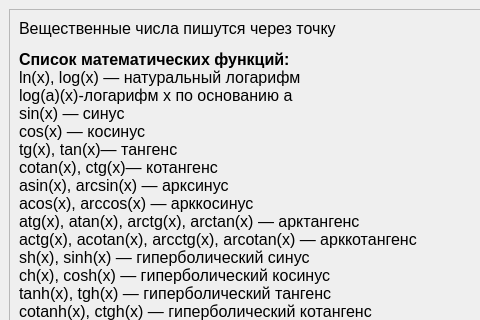
First picture: the form in Ref.ui, repository Helsing02/Graph-Builder, before the edit; both pictures show x 0 to 480 and y 0 to 320 of the 800 by 600 pixel window.
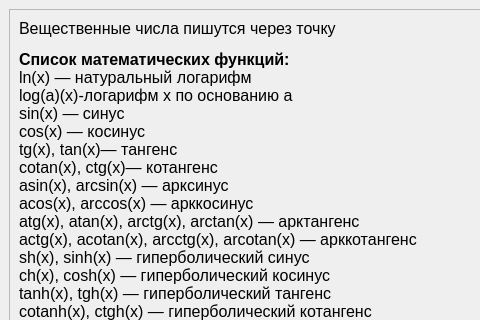
Second picture: the form after the edit.

The edit to the form file:
```diff
--- a/Ref.ui
+++ b/Ref.ui
@@ -39,8 +39,8 @@
         <rect>
          <x>0</x>
          <y>0</y>
-         <width>763</width>
-         <height>638</height>
+         <width>759</width>
+         <height>770</height>
         </rect>
        </property>
        <layout class="QGridLayout" name="gridLayout_2">
@@ -55,7 +55,7 @@
 li.checked::marker { content: &quot;\2612&quot;; }
 &lt;/style&gt;&lt;/head&gt;&lt;body style=&quot; font-family:'Segoe UI'; font-size:9pt; font-weight:400; font-style:normal;&quot;&gt;
 &lt;p style=&quot; margin-top:12px; margin-bottom:12px; margin-left:0px; margin-right:0px; -qt-block-indent:0; text-indent:0px;&quot;&gt;&lt;span style=&quot; font-family:'Times New Roman','serif'; font-size:12pt; vertical-align:bottom;&quot;&gt;Вещественные числа пишутся через точку&lt;/span&gt;&lt;/p&gt;
-&lt;p style=&quot; margin-top:12px; margin-bottom:12px; margin-left:0px; margin-right:0px; -qt-block-indent:0; text-indent:0px;&quot;&gt;&lt;span style=&quot; font-family:'Times New Roman','serif'; font-size:12pt; font-weight:700; vertical-align:bottom;&quot;&gt;Список математических функций:&lt;/span&gt;&lt;span style=&quot; font-family:'Times New Roman','serif'; font-size:12pt; vertical-align:bottom;&quot;&gt;&lt;br /&gt;ln(x), log(x) — натуральный логарифм&lt;br /&gt;log(a)(x)-логарифм x по основанию a&lt;br /&gt;sin(x) — синус&lt;br /&gt;cos(x) — косинус&lt;br /&gt;tg(x), tan(x)— тангенс&lt;br /&gt;cotan(x), ctg(x)— котангенс&lt;br /&gt;asin(x), arcsin(x) — арксинус&lt;br /&gt;acos(x), arccos(x) — арккосинус&lt;br /&gt;atg(x), atan(x), arctg(x), arctan(x) — арктангенс&lt;br /&gt;actg(x), acotan(x), arcctg(x), arcotan(x) — арккотангенс&lt;br /&gt;sh(x), sinh(x) — гиперболический синус&lt;br /&gt;ch(x), cosh(x) — гиперболический косинус&lt;br /&gt;tanh(x), tgh(x) — гиперболический тангенс&lt;br /&gt;cotanh(x), ctgh(x) — гиперболический котангенс&lt;br /&gt;asinh(x), arcsinh(x) — обратный гиперболический синус&lt;br /&gt;acosh(x), arccosh(x) — обратный гиперболический косинус&lt;br /&gt;atanh(x), arctanh(x), atgh(x), arctgh(x) — обратный гиперболический тангенс&lt;br /&gt;acotanh(x), arccotanh(x), actgh(x), arcctgh(x) — обратный гиперболический котангенс&lt;br /&gt;exp(x), e^ — экспонента в степени x&lt;br /&gt;abs(x)— модуль x&lt;br /&gt;grad(x)— перевод из градусов в радианы x&lt;br /&gt;sgn(x)—кусочно-постоянная функция действительного аргумента x&lt;br /&gt;x^a— x в степени a&lt;br /&gt;root(x, a)— корень a-ой степени из x (если x&amp;lt;0, то a должно быть целым)&lt;br /&gt;&lt;/span&gt;&lt;span style=&quot; font-family:'Times New Roman','serif'; font-size:12pt; font-weight:700; vertical-align:bottom;&quot;&gt;Константы: &lt;/span&gt;&lt;span style=&quot; font-family:'Times New Roman','serif'; font-size:12pt; vertical-align:bottom;&quot;&gt;&lt;br /&gt;pi число пи &lt;br /&gt;e число e &lt;br /&gt;&lt;/span&gt;&lt;span style=&quot; font-family:'Times New Roman','serif'; font-size:12pt; font-weight:700; vertical-align:bottom;&quot;&gt;Список операций:&lt;/span&gt;&lt;span style=&quot; font-family:'Times New Roman','serif'; font-size:12pt; vertical-align:bottom;&quot;&gt;&lt;br /&gt;* умножение + сложение &lt;br /&gt; / деление - разность&lt;/span&gt;&lt;/p&gt;&lt;/body&gt;&lt;/html&gt;</string>
+&lt;p style=&quot; margin-top:12px; margin-bottom:12px; margin-left:0px; margin-right:0px; -qt-block-indent:0; text-indent:0px;&quot;&gt;&lt;span style=&quot; font-family:'Times New Roman','serif'; font-size:12pt; font-weight:700; vertical-align:bottom;&quot;&gt;Список математических функций:&lt;/span&gt;&lt;span style=&quot; font-family:'Times New Roman','serif'; font-size:12pt; vertical-align:bottom;&quot;&gt;&lt;br /&gt;ln(x) — натуральный логарифм&lt;br /&gt;log(a)(x)-логарифм x по основанию a&lt;br /&gt;sin(x) — синус&lt;br /&gt;cos(x) — косинус&lt;br /&gt;tg(x), tan(x)— тангенс&lt;br /&gt;cotan(x), ctg(x)— котангенс&lt;br /&gt;asin(x), arcsin(x) — арксинус&lt;br /&gt;acos(x), arccos(x) — арккосинус&lt;br /&gt;atg(x), atan(x), arctg(x), arctan(x) — арктангенс&lt;br /&gt;actg(x), acotan(x), arcctg(x), arcotan(x) — арккотангенс&lt;br /&gt;sh(x), sinh(x) — гиперболический синус&lt;br /&gt;ch(x), cosh(x) — гиперболический косинус&lt;br /&gt;tanh(x), tgh(x) — гиперболический тангенс&lt;br /&gt;cotanh(x), ctgh(x) — гиперболический котангенс&lt;br /&gt;asinh(x), arcsinh(x) — обратный гиперболический синус&lt;br /&gt;acosh(x), arccosh(x) — обратный гиперболический косинус&lt;br /&gt;atanh(x), arctanh(x), atgh(x), arctgh(x) — обратный гиперболический тангенс&lt;br /&gt;acotanh(x), arccotanh(x), actgh(x), arcctgh(x) — обратный гиперболический котангенс&lt;br /&gt;exp(x), e^ — экспонента в степени x&lt;br /&gt;abs(x)— модуль x&lt;br /&gt;grad(x)— перевод из градусов в радианы x&lt;br /&gt;sgn(x)—кусочно-постоянная функция действительного аргумента x&lt;br /&gt;x^a— x в степени a&lt;br /&gt;root(x, a)— корень a-ой степени из x (если x&amp;lt;0, то a должно быть целым)&lt;br /&gt;&lt;/span&gt;&lt;span style=&quot; font-family:'Times New Roman','serif'; font-size:12pt; font-weight:700; vertical-align:bottom;&quot;&gt;Константы: &lt;/span&gt;&lt;span style=&quot; font-family:'Times New Roman','serif'; font-size:12pt; vertical-align:bottom;&quot;&gt;&lt;br /&gt;pi число пи &lt;br /&gt;e число e &lt;br /&gt;&lt;/span&gt;&lt;span style=&quot; font-family:'Times New Roman','serif'; font-size:12pt; font-weight:700; vertical-align:bottom;&quot;&gt;Список операций:&lt;/span&gt;&lt;span style=&quot; font-family:'Times New Roman','serif'; font-size:12pt; vertical-align:bottom;&quot;&gt;&lt;br /&gt;* умножение + сложение &lt;br /&gt; / деление - разность&lt;/span&gt;&lt;/p&gt;&lt;/body&gt;&lt;/html&gt;</string>
           </property>
          </widget>
         </item>
```
